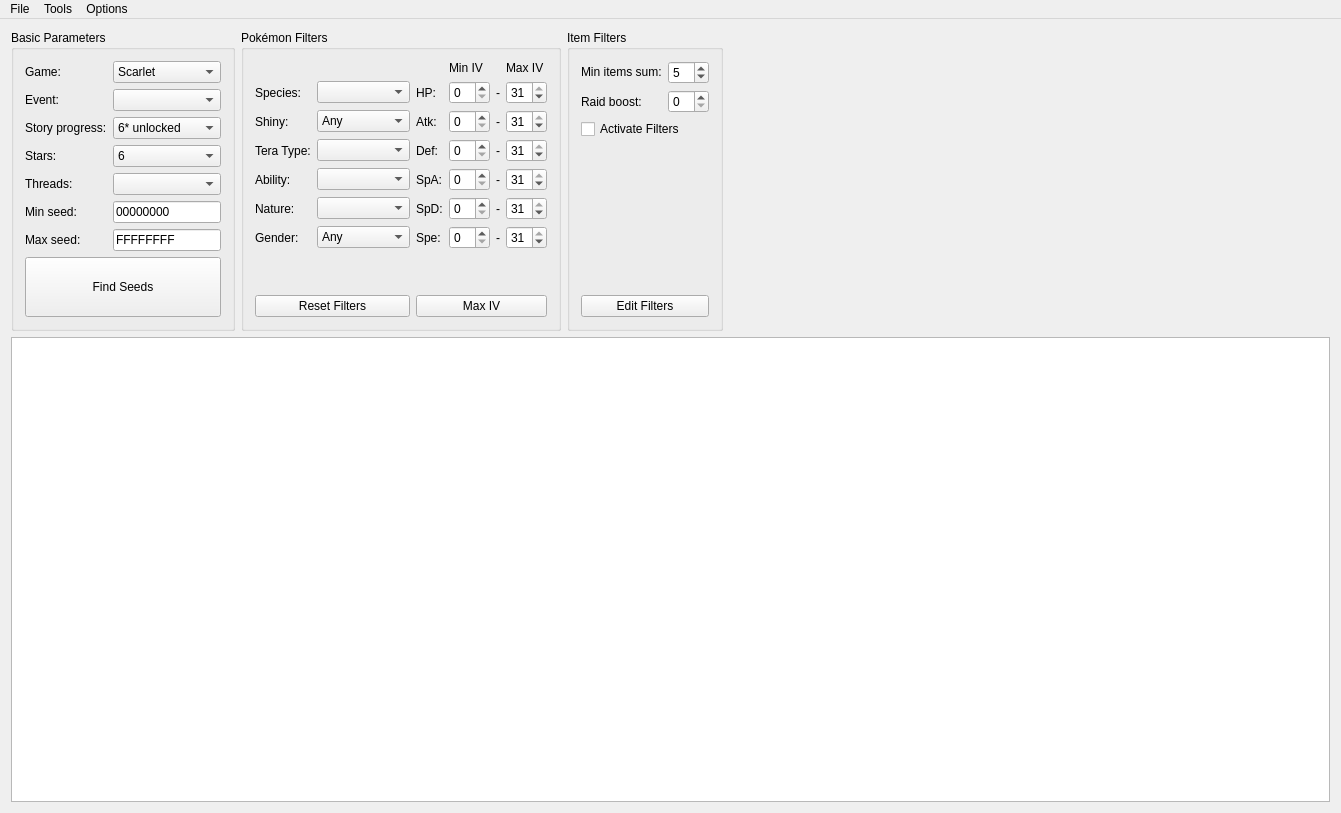
Qt form RaidCalc/RaidCalc.ui (MewTracker/sv-research) before a commit.
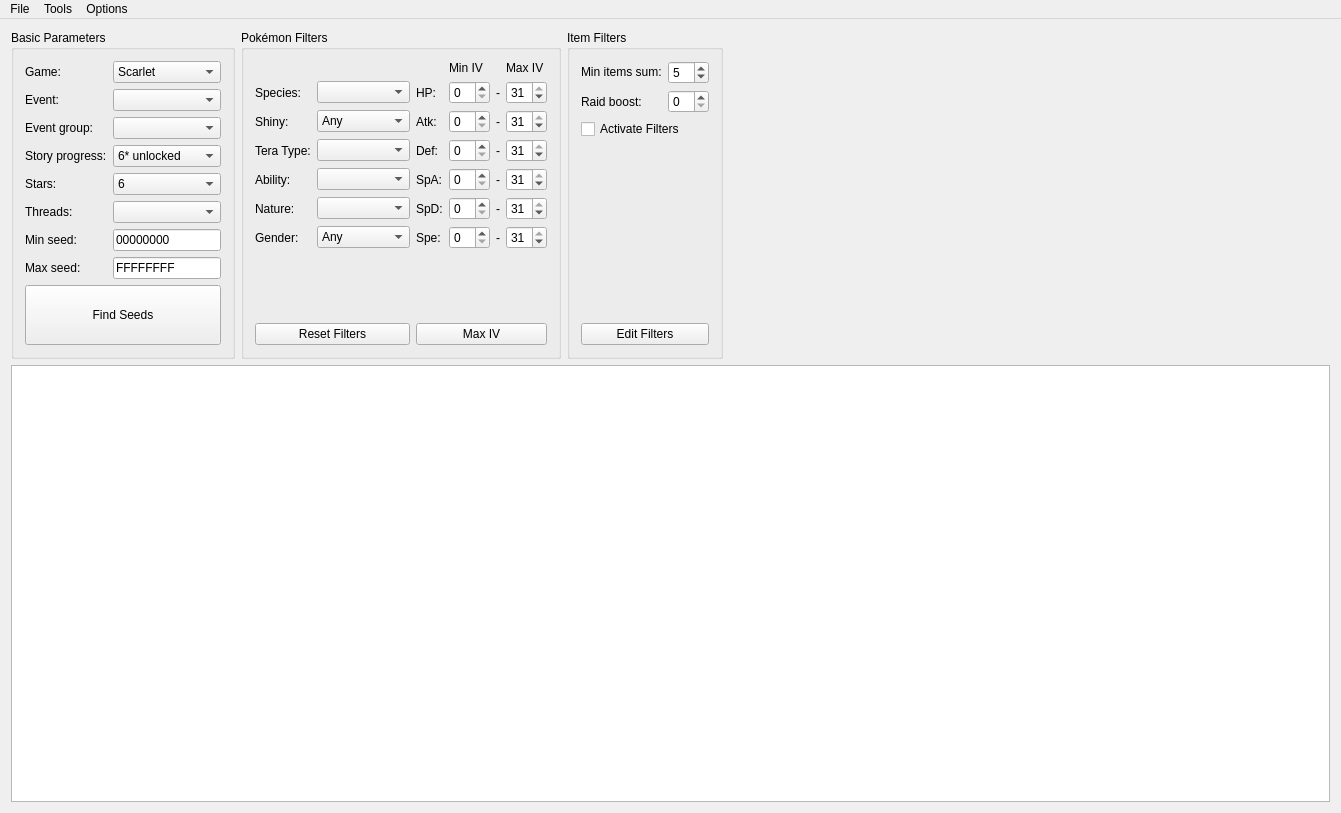
The same form after that commit.

Commit message: Reworked event support - Fixed tera type checks for forced tera type encounters - Improved search speed for event encounters (over 100% faster) - Added Garchomp and Sylveon event - Added support for distribution/event groups

What changed in the file:
```diff
--- a/RaidCalc/RaidCalc.ui
+++ b/RaidCalc/RaidCalc.ui
@@ -29,75 +29,24 @@
          <string>Basic Parameters</string>
         </property>
         <layout class="QGridLayout" name="gridLayout">
-         <item row="2" column="1">
-          <widget class="QComboBox" name="comboBoxStage">
-           <property name="currentIndex">
-            <number>4</number>
-           </property>
-           <item>
-            <property name="text">
-             <string>None</string>
-            </property>
-           </item>
-           <item>
-            <property name="text">
-             <string>3* unlocked</string>
-            </property>
-           </item>
-           <item>
-            <property name="text">
-             <string>4* unlocked</string>
-            </property>
-           </item>
-           <item>
-            <property name="text">
-             <string>5* unlocked</string>
-            </property>
-           </item>
-           <item>
-            <property name="text">
-             <string>6* unlocked</string>
-            </property>
-           </item>
-          </widget>
-         </item>
-         <item row="4" column="0">
-          <widget class="QLabel" name="labelThreads">
-           <property name="text">
-            <string>Threads:</string>
-           </property>
-          </widget>
-         </item>
-         <item row="4" column="1">
+         <item row="5" column="1">
           <widget class="QComboBox" name="comboBoxThreads"/>
          </item>
-         <item row="7" column="0" colspan="2">
-          <widget class="QPushButton" name="buttonFindSeeds">
-           <property name="minimumSize">
-            <size>
-             <width>0</width>
-             <height>60</height>
-            </size>
+         <item row="1" column="1">
+          <widget class="QComboBox" name="comboBoxEvent">
+           <property name="maxVisibleItems">
+            <number>20</number>
            </property>
+          </widget>
+         </item>
+         <item row="3" column="0">
+          <widget class="QLabel" name="labelStage">
            <property name="text">
-            <string>Find Seeds</string>
+            <string>Story progress:</string>
            </property>
           </widget>
          </item>
          <item row="6" column="1">
-          <widget class="QLineEdit" name="editMaxSeed">
-           <property name="sizePolicy">
-            <sizepolicy hsizetype="Preferred" vsizetype="Fixed">
-             <horstretch>0</horstretch>
-             <verstretch>0</verstretch>
-            </sizepolicy>
-           </property>
-           <property name="text">
-            <string>FFFFFFFF</string>
-           </property>
-          </widget>
-         </item>
-         <item row="5" column="1">
           <widget class="QLineEdit" name="editMinSeed">
            <property name="sizePolicy">
             <sizepolicy hsizetype="Preferred" vsizetype="Fixed">
@@ -110,20 +59,6 @@
            </property>
           </widget>
          </item>
-         <item row="3" column="0">
-          <widget class="QLabel" name="labelStars">
-           <property name="text">
-            <string>Stars:</string>
-           </property>
-          </widget>
-         </item>
-         <item row="6" column="0">
-          <widget class="QLabel" name="labelMaxSeed">
-           <property name="text">
-            <string>Max seed:</string>
-           </property>
-          </widget>
-         </item>
          <item row="0" column="0">
           <widget class="QLabel" name="labelGame">
            <property name="text">
@@ -131,21 +66,35 @@
            </property>
           </widget>
          </item>
-         <item row="0" column="1">
-          <widget class="QComboBox" name="comboBoxGame">
-           <item>
-            <property name="text">
-             <string>Scarlet</string>
-            </property>
-           </item>
-           <item>
-            <property name="text">
-             <string>Violet</string>
-            </property>
-           </item>
+         <item row="1" column="0">
+          <widget class="QLabel" name="labelEvent">
+           <property name="text">
+            <string>Event:</string>
+           </property>
           </widget>
          </item>
-         <item row="3" column="1">
+         <item row="6" column="0">
+          <widget class="QLabel" name="labelMinSeed">
+           <property name="text">
+            <string>Min seed:</string>
+           </property>
+          </widget>
+         </item>
+         <item row="7" column="0">
+          <widget class="QLabel" name="labelMaxSeed">
+           <property name="text">
+            <string>Max seed:</string>
+           </property>
+          </widget>
+         </item>
+         <item row="4" column="0">
+          <widget class="QLabel" name="labelStars">
+           <property name="text">
+            <string>Stars:</string>
+           </property>
+          </widget>
+         </item>
+         <item row="4" column="1">
           <widget class="QComboBox" name="comboBoxStars">
            <property name="currentIndex">
             <number>5</number>
@@ -187,27 +136,96 @@
            </item>
           </widget>
          </item>
-         <item row="2" column="0">
-          <widget class="QLabel" name="labelStage">
+         <item row="8" column="0" colspan="2">
+          <widget class="QPushButton" name="buttonFindSeeds">
+           <property name="minimumSize">
+            <size>
+             <width>0</width>
+             <height>60</height>
+            </size>
+           </property>
            <property name="text">
-            <string>Story progress:</string>
+            <string>Find Seeds</string>
            </property>
           </widget>
          </item>
          <item row="5" column="0">
-          <widget class="QLabel" name="labelMinSeed">
+          <widget class="QLabel" name="labelThreads">
            <property name="text">
-            <string>Min seed:</string>
+            <string>Threads:</string>
            </property>
           </widget>
          </item>
-         <item row="1" column="1">
-          <widget class="QComboBox" name="comboBoxEvent"/>
+         <item row="3" column="1">
+          <widget class="QComboBox" name="comboBoxStage">
+           <property name="currentIndex">
+            <number>4</number>
+           </property>
+           <item>
+            <property name="text">
+             <string>None</string>
+            </property>
+           </item>
+           <item>
+            <property name="text">
+             <string>3* unlocked</string>
+            </property>
+           </item>
+           <item>
+            <property name="text">
+             <string>4* unlocked</string>
+            </property>
+           </item>
+           <item>
+            <property name="text">
+             <string>5* unlocked</string>
+            </property>
+           </item>
+           <item>
+            <property name="text">
+             <string>6* unlocked</string>
+            </property>
+           </item>
+          </widget>
          </item>
-         <item row="1" column="0">
-          <widget class="QLabel" name="labelEvent">
+         <item row="7" column="1">
+          <widget class="QLineEdit" name="editMaxSeed">
+           <property name="sizePolicy">
+            <sizepolicy hsizetype="Preferred" vsizetype="Fixed">
+             <horstretch>0</horstretch>
+             <verstretch>0</verstretch>
+            </sizepolicy>
+           </property>
            <property name="text">
-            <string>Event:</string>
+            <string>FFFFFFFF</string>
+           </property>
+          </widget>
+         </item>
+         <item row="0" column="1">
+          <widget class="QComboBox" name="comboBoxGame">
+           <item>
+            <property name="text">
+             <string>Scarlet</string>
+            </property>
+           </item>
+           <item>
+            <property name="text">
+             <string>Violet</string>
+            </property>
+           </item>
+          </widget>
+         </item>
+         <item row="2" column="0">
+          <widget class="QLabel" name="labelEventGroup">
+           <property name="text">
+            <string>Event group:</string>
+           </property>
+          </widget>
+         </item>
+         <item row="2" column="1">
+          <widget class="QComboBox" name="comboBoxEventGroup">
+           <property name="enabled">
+            <bool>true</bool>
            </property>
           </widget>
          </item>
```
The commit also changes 19 other files.
